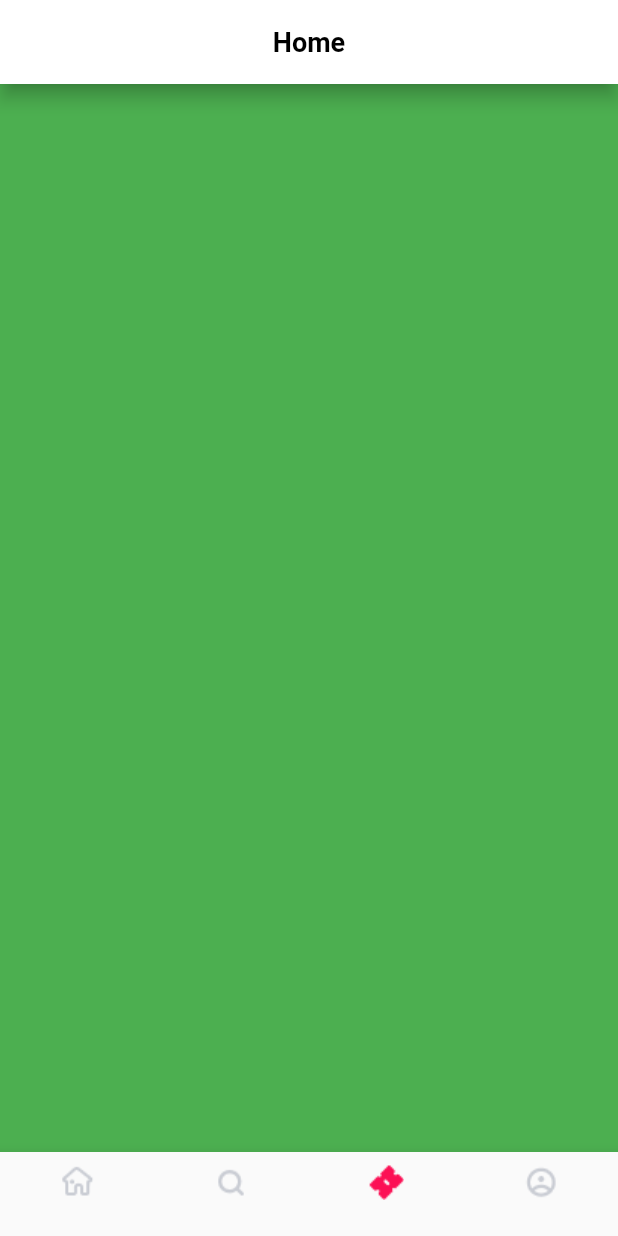
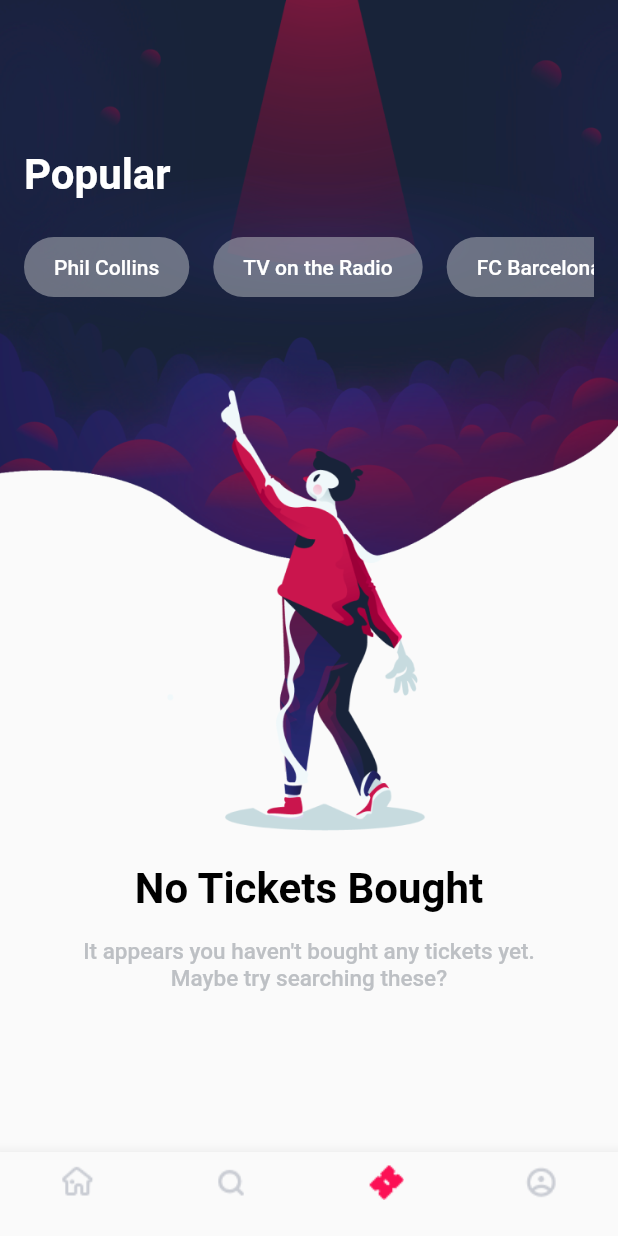
Before and after one commit to Hero2323/FreebieTicket, a Flutter app: the screen it shows after launch, item 3 of the bottom bar chosen, on a phone screen of 412 x 824 dp. Run offline on Flutter 3.47's test engine with Material 2 defaults, Android fonts, the phone set to English and light mode, and no system bars; our stand-ins replace flutter_riverpod, flutter_svg.

Commit message:
tickets screen in the no tickets bought state done

```diff
--- a/lib/presentation/home/home_screen.dart
+++ b/lib/presentation/home/home_screen.dart
@@ -92,10 +92,13 @@ class HomeScreen extends StatelessWidget {
                 },
                 child: ListView.separated(
                   scrollDirection: Axis.horizontal,
-                  itemBuilder: (context, index) => FilterItem(
-                    filter: filters[index],
-                    selected: ref.isSelected(index),
-                    onTap: () => ref.setSelectedFilter(index),
+                  itemBuilder: (context, index) => Padding(
+                    padding: const EdgeInsets.all(5),
+                    child: FilterItem(
+                      filter: filters[index],
+                      selected: ref.isSelected(index),
+                      onTap: () => ref.setSelectedFilter(index),
+                    ),
                   ),
                   separatorBuilder: (context, index) =>
                       const SizedBox(width: 8),
--- a/lib/presentation/main/main_screen.dart
+++ b/lib/presentation/main/main_screen.dart
@@ -5,6 +5,7 @@ import 'package:ticket_app/presentation/resources/asset_images.dart';
 
 import '../home/home_screen.dart';
 import '../styles/app_colors.dart';
+import '../tickets/tickets_screen.dart';
 
 class MainScreen extends ConsumerWidget {
   const MainScreen({Key? key}) : super(key: key);
@@ -12,10 +13,12 @@ class MainScreen extends ConsumerWidget {
   @override
   Widget build(BuildContext context, WidgetRef ref) {
     return Scaffold(
-      appBar: AppBar(
-        title: const Text('Home'),
-        centerTitle: true,
-      ),
+      appBar: ref.bottomBarIndex == 0
+          ? AppBar(
+              title: const Text('Home'),
+              centerTitle: true,
+            )
+          : null,
       body: _tabViews[ref.bottomBarIndex],
       bottomNavigationBar: BottomNavigationBar(
         currentIndex: ref.bottomBarIndex,
@@ -54,6 +57,6 @@ class MainScreen extends ConsumerWidget {
 List<Widget> _tabViews = [
   const HomeScreen(),
   Container(color: Colors.red),
-  Container(color: Colors.green),
+  const TicketsScreen(),
   Container(color: Colors.yellow),
 ];
--- a/lib/presentation/resources/asset_images.dart
+++ b/lib/presentation/resources/asset_images.dart
@@ -21,4 +21,5 @@ class AssetImages {
   static const String genre = '${imagesBaseUrl}genre.png';
   static const String upcoming = '${imagesBaseUrl}upcoming.png';
   static const String moreUpcoming = '${imagesBaseUrl}more_upcoming.png';
+  static const String noTickets = '${imagesBaseUrl}no_tickets.png';
 }
--- a/lib/presentation/styles/app_styles.dart
+++ b/lib/presentation/styles/app_styles.dart
@@ -16,3 +16,25 @@ TextStyle lightCollectionLearnMore = const TextStyle(
   color: AppColors.white,
   fontSize: 15,
 );
+
+TextStyle lightTicketsTitle = const TextStyle(
+  color: AppColors.white,
+  fontSize: 28,
+  fontWeight: FontWeight.bold,
+);
+
+TextStyle lightTicketsMidTitle = const TextStyle(
+  color: AppColors.black,
+  fontSize: 28,
+  fontWeight: FontWeight.bold,
+);
+
+TextStyle lightTicketsSubtitle = const TextStyle(
+  color: AppColors.grey,
+  fontSize: 15,
+);
+
+TextStyle lightTicketsPopular = const TextStyle(
+  color: AppColors.white,
+  fontSize: 14,
+);
--- /dev/null
+++ b/lib/presentation/tickets/tickets_screen.dart
@@ -0,0 +1,113 @@
+import 'package:flutter/material.dart';
+import 'package:ticket_app/presentation/styles/app_styles.dart';
+import '../resources/asset_images.dart';
+import '../styles/app_colors.dart';
+
+class TicketsScreen extends StatelessWidget {
+  const TicketsScreen({Key? key}) : super(key: key);
+
+  @override
+  Widget build(BuildContext context) {
+    return Column(
+      children: [
+        Expanded(
+          flex: 3,
+          child: Container(
+            decoration: const BoxDecoration(
+              image: DecorationImage(
+                image: AssetImage(AssetImages.noTickets),
+                fit: BoxFit.cover,
+              ),
+            ),
+            child: SizedBox(
+              width: double.infinity,
+              child: Padding(
+                padding: const EdgeInsets.symmetric(horizontal: 16),
+                child: Column(
+                  crossAxisAlignment: CrossAxisAlignment.start,
+                  children: [
+                    const SizedBox(height: 100),
+                    Text(
+                      'Popular',
+                      style: lightTicketsTitle,
+                    ),
+                    const SizedBox(height: 25),
+                    SizedBox(
+                      height: 40,
+                      child: Expanded(
+                        child: ListView.separated(
+                          scrollDirection: Axis.horizontal,
+                          itemCount: popular.length,
+                          itemBuilder: (context, index) {
+                            return Container(
+                              decoration: BoxDecoration(
+                                borderRadius: BorderRadius.circular(20),
+                                color: AppColors.grey.withOpacity(0.5),
+                              ),
+                              height: 32,
+                              child: Material(
+                                color: Colors.transparent,
+                                child: InkWell(
+                                  borderRadius: BorderRadius.circular(20),
+                                  onTap: () {},
+                                  child: Center(
+                                    child: Padding(
+                                      padding:
+                                          EdgeInsets.symmetric(horizontal: 20),
+                                      child: Text(
+                                        popular[index],
+                                        style: lightTicketsPopular,
+                                      ),
+                                    ),
+                                  ),
+                                ),
+                              ),
+                            );
+                          },
+                          separatorBuilder: (context, index) {
+                            return const SizedBox(width: 16);
+                          },
+                        ),
+                      ),
+                    ),
+                  ],
+                ),
+              ),
+            ),
+          ),
+        ),
+        Expanded(
+          flex: 1,
+          child: Padding(
+            padding: const EdgeInsets.symmetric(horizontal: 16),
+            child: SizedBox(
+              width: MediaQuery.of(context).size.width * 0.8,
+              child: Column(
+                mainAxisAlignment: MainAxisAlignment.start,
+                crossAxisAlignment: CrossAxisAlignment.center,
+                children: [
+                  Text(
+                    'No Tickets Bought',
+                    style: lightTicketsMidTitle,
+                  ),
+                  const SizedBox(height: 16),
+                  Text(
+                    'It appears you haven\'t bought any tickets yet. Maybe try searching these?',
+                    textAlign: TextAlign.center,
+                    style: lightTicketsSubtitle,
+                  )
+                ],
+              ),
+            ),
+          ),
+        ),
+      ],
+    );
+  }
+}
+
+List<String> popular = [
+  'Phil Collins',
+  'TV on the Radio',
+  'FC Barcelona',
+];
--- /dev/null
+++ b/lib/presentation/tickets/tickets_viewmodel.dart
@@ -0,0 +1 @@
+class TicketsViewModel {}
--- a/lib/presentation/widgets/filter_item.dart
+++ b/lib/presentation/widgets/filter_item.dart
@@ -18,12 +18,16 @@ class FilterItem extends StatelessWidget {
   Widget build(BuildContext context) {
     return GestureDetector(
       onTap: onTap,
-      child: Card(
-        color:
-            selected ? AppColors.black.withOpacity(0.2) : AppColors.transparent,
-        elevation: 0,
-        shape: RoundedRectangleBorder(
-          borderRadius: BorderRadius.circular(25),
+      child: Container(
+        decoration: BoxDecoration(
+          color: selected ? AppColors.black.withOpacity(0.2) : AppColors.white,
+          borderRadius: const BorderRadius.all(Radius.circular(30)),
+          boxShadow: [
+            BoxShadow(
+              color: AppColors.grey.withOpacity(0.2),
+              spreadRadius: 0.5, //extend the shadow
+            ),
+          ],
         ),
         child: Padding(
           padding: const EdgeInsets.all(8),
```
Also changed, not shown: assets/images/2.0x/no_tickets.png (added), assets/images/3.0x/no_tickets.png (added), assets/images/no_tickets.png (added).
